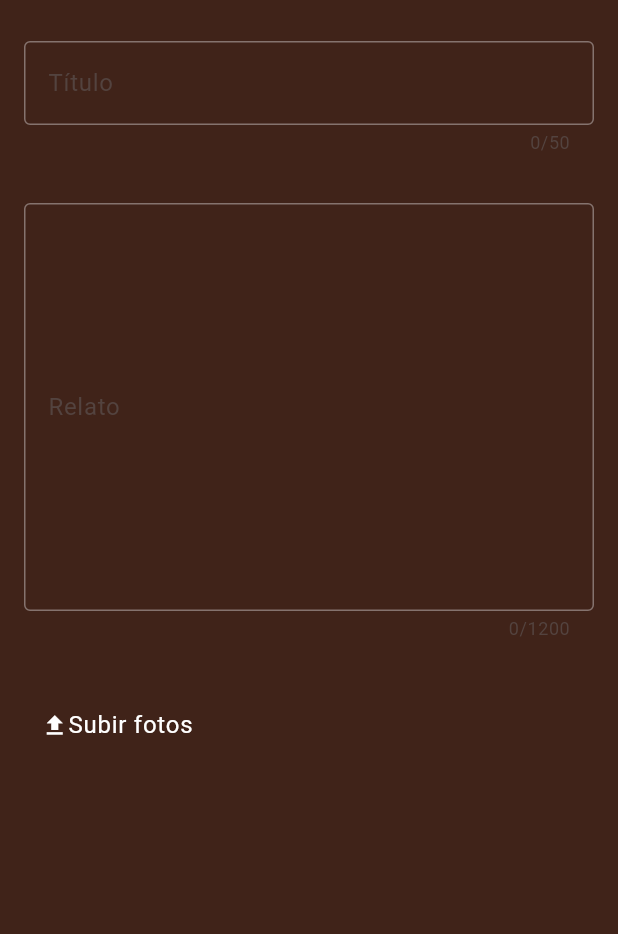
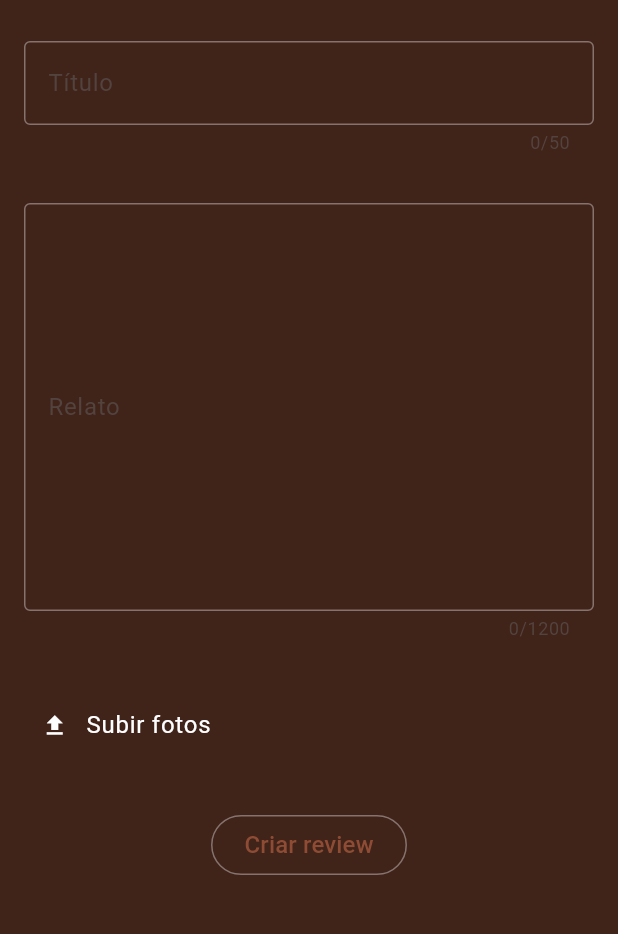
Before and after one commit to JoVi0li/kikagada, a Flutter app: the screen it shows once a user with an empty profile is signed in, after a tap on the "add" icon, on a phone screen of 412 x 824 dp, the part 73-1007 px from its top. Run offline on Flutter 3.47's test engine with Material 2 defaults, Android fonts, the phone set to English and light mode, and no system bars; our stand-ins replace cloud_firestore, file_picker, firebase_auth, firebase_core, firebase_storage, flutter_svg and 3 more; accounts and stored records are empty; network calls fail; project files that could hold a hidden picture were left out.

Commit message:
feat: create review implemented

```diff
--- a/lib/modules/review/external/extensions/review_entity_extension.dart
+++ b/lib/modules/review/external/extensions/review_entity_extension.dart
@@ -5,8 +5,8 @@ extension ReviewEntityExtension on ReviewEntity {
     return {
       'id': review.id,
       'authorId': review.authorId,
-      'createdAt': review.createdAt,
-      'updatedAt': review.updatedAt,
+      'createdAt': review.createdAt.toString(),
+      'updatedAt': review.updatedAt.toString(),
       'title': review.title,
       'body': review.body,
       'photos': review.photos,
--- /dev/null
+++ b/lib/modules/review/presenter/components/selected_files_preview_component.dart
@@ -0,0 +1,36 @@
+import 'dart:io';
+
+import 'package:flutter/material.dart';
+
+class SelectedFilesPreviewComponent extends StatelessWidget {
+  const SelectedFilesPreviewComponent({super.key, required this.files});
+
+  final List<File> files;
+
+  @override
+  Widget build(BuildContext context) {
+    if (files.isEmpty) return Container();
+    return SizedBox(
+      width: MediaQuery.sizeOf(context).width,
+      height: 70,
+      child: ListView.builder(
+        scrollDirection: Axis.vertical,
+        itemCount: files.length,
+        itemBuilder: (ctx, index) {
+          final filePath = files[index].path;
+          final fileNameStartAter = filePath.lastIndexOf('/') + 1;
+          final fileName = files[index].path.substring(
+                fileNameStartAter,
+                filePath.length - 1,
+              );
+          return ListTile(
+            title: Text(
+              fileName,
+              style: Theme.of(context).textTheme.bodyLarge,
+            ),
+          );
+        },
+      ),
+    );
+  }
+}
--- a/lib/modules/review/presenter/controllers/create_review_controller.dart
+++ b/lib/modules/review/presenter/controllers/create_review_controller.dart
@@ -2,11 +2,12 @@ import 'dart:io';
 
 import 'package:file_picker/file_picker.dart';
 import 'package:flutter/material.dart';
-import 'package:flutter/widgets.dart';
 import 'package:kikagada/modules/review/domain/errors/review_errors.dart';
+import 'package:kikagada/shared/components/error_dialog_component.dart';
 import 'package:permission_handler/permission_handler.dart';
 
 abstract interface class ICreateReviewController {
+  late final GlobalKey<FormState> formKey;
   late final TextEditingController titleController;
   late final TextEditingController bodyController;
   late List<File> photos;
@@ -15,11 +16,15 @@ abstract interface class ICreateReviewController {
   Future<(List<File>? photos, ReviewError? error)> pickPhotos(
     BuildContext context,
   );
+  String? validator(String field, String? value);
+  Future<bool> photosValidator(BuildContext context);
 }
 
 class CreateReviewController implements ICreateReviewController {
   CreateReviewController();
 
+  @override
+  late GlobalKey<FormState> formKey;
   @override
   late final TextEditingController titleController;
   @override
@@ -29,6 +34,7 @@ class CreateReviewController implements ICreateReviewController {
 
   @override
   void initController() {
+    formKey = GlobalKey<FormState>();
     titleController = TextEditingController();
     bodyController = TextEditingController();
     photos = [];
@@ -90,4 +96,31 @@ class CreateReviewController implements ICreateReviewController {
   Future<PermissionStatus> askPermissionToAccessPhoto() async {
     return await Permission.photos.request();
   }
+
+  @override
+  String? validator(String field, String? value) {
+    if (value == null || value.isEmpty) {
+      return 'Informe um $field para sua review';
+    }
+
+    if (value.length < 3) {
+      return 'O $field precisa de ao menos 3 caracteres';
+    }
+
+    return null;
+  }
+
+  @override
+  Future<bool> photosValidator(BuildContext context) async {
+    if (photos.isEmpty) {
+      await showDialog(
+        context: context,
+        builder: (ctx) => const ErrorDialogComponent(
+            errorMessage: 'Selecione ao menos uma foto para a review'),
+      );
+      return false;
+    }
+
+    return true;
+  }
 }
--- a/lib/modules/review/presenter/screens/create_review_screen.dart
+++ b/lib/modules/review/presenter/screens/create_review_screen.dart
@@ -1,7 +1,15 @@
 import 'package:flutter/material.dart';
+import 'package:get_it/get_it.dart';
+import 'package:kikagada/modules/review/domain/entities/review_entity.dart';
 import 'package:kikagada/modules/review/presenter/controllers/create_review_controller.dart';
+import 'package:kikagada/modules/review/presenter/states/create_review_state.dart';
+import 'package:kikagada/modules/review/presenter/stores/create_review_store.dart';
+import 'package:kikagada/modules/review/presenter/widgets/create_review_widgets/create_review_error_widget.dart';
+import 'package:kikagada/modules/review/presenter/widgets/create_review_widgets/create_review_initial_widget.dart';
+import 'package:kikagada/modules/review/presenter/widgets/create_review_widgets/create_review_loading_widget.dart';
+import 'package:kikagada/modules/review/presenter/widgets/create_review_widgets/create_review_success_widget.dart';
 import 'package:kikagada/shared/components/app_bar_component.dart';
-import 'package:kikagada/shared/components/error_dialog_component.dart';
+import 'package:uuid/uuid.dart';
 
 class CreateReviewScreen extends StatefulWidget {
   const CreateReviewScreen({super.key});
@@ -11,32 +19,40 @@ class CreateReviewScreen extends StatefulWidget {
 }
 
 class _CreateReviewScreenState extends State<CreateReviewScreen> {
+  late final GetIt _getIt;
   late final ICreateReviewController _controller;
+  late final ICreateReviewStore _store;
 
   @override
   void initState() {
     super.initState();
+    _getIt = GetIt.I;
     _controller = CreateReviewController();
     _controller.initController();
+    _store = _getIt<ICreateReviewStore>();
   }
 
   @override
   void dispose() {
     super.dispose();
     _controller.disposeController();
+    _getIt.resetLazySingleton<ICreateReviewStore>();
   }
 
-  Future<void> pickImages(BuildContext context) async {
-    final (_, error) = await _controller.pickPhotos(context);
-
-    setState(() {});
-
-    if (error != null) {
-      showDialog(
-        context: context,
-        builder: (ctx) => ErrorDialogComponent(errorMessage: error.error),
-      );
-    }
+  Future<void> createReview() async {
+    const uuid = Uuid();
+    final date = DateTime.now();
+    if (!(_controller.formKey.currentState!.validate())) return;
+    final review = ReviewEntity(
+      id: uuid.v4(),
+      authorId: '',
+      createdAt: date,
+      updatedAt: date,
+      title: _controller.titleController.text,
+      body: _controller.bodyController.text,
+      photos: _controller.photos.map((file) => file.path).toList(),
+    );
+    await _store.createReview(review);
   }
 
   @override
@@ -49,71 +65,28 @@ class _CreateReviewScreenState extends State<CreateReviewScreen> {
           hasBackButton: true,
         ),
       ),
-      body: SingleChildScrollView(
-        padding: const EdgeInsets.all(16),
-        child: Form(
-          child: Column(
-            children: [
-              TextFormField(
-                controller: _controller.titleController,
-                style: Theme.of(context)
-                    .textTheme
-                    .bodyLarge
-                    ?.copyWith(color: Colors.white),
-                maxLength: 50,
-                decoration: const InputDecoration(
-                  border: OutlineInputBorder(),
-                  labelText: 'Título',
-                ),
-              ),
-              const SizedBox(height: 32),
-              TextFormField(
-                controller: _controller.bodyController,
-                style: Theme.of(context)
-                    .textTheme
-                    .bodyLarge
-                    ?.copyWith(color: Colors.white),
-                maxLines: 10,
-                maxLength: 1200,
-                decoration: const InputDecoration(
-                  border: OutlineInputBorder(),
-                  labelText: 'Relato',
-                ),
-              ),
-              const SizedBox(height: 32),
-              TextButton(
-                onPressed: () async => await pickImages(context),
-                child: Row(
-                  children: [
-                    const Icon(
-                      Icons.upload,
-                      color: Colors.white,
-                    ),
-                    Text(
-                      'Subir fotos',
-                      style: Theme.of(context)
-                          .textTheme
-                          .bodyLarge
-                          ?.copyWith(color: Colors.white),
-                    ),
-                  ],
-                ),
-              ),
-              SizedBox(
-                width: MediaQuery.sizeOf(context).width,
-                height: 200,
-                child: ListView.builder(
-                  scrollDirection: Axis.vertical,
-                  itemCount: _controller.photos.length,
-                  itemBuilder: (ctx, index) {
-                    return ListTile(
-                        title: Text(_controller.photos[index].path));
-                  },
-                ),
-              ),
-            ],
-          ),
-        ),
+      body: ValueListenableBuilder(
+        valueListenable: _store,
+        builder: (ctx, state, widget) {
+          switch (state) {
+            case CreateReviewInitialState():
+              return CreateReviewInitialWidget(
+                _controller,
+                onPressed: createReview,
+              );
+            case CreateReviewLoadingState():
+              return const CreateReviewLoadingWidget();
+            case CreateReviewSuccessState():
+              return const CreateReviewSuccessWidget();
+            case CreateReviewErrorState():
+              return CreateReviewErrorWidget(error: state.error);
+            default:
+              return CreateReviewInitialWidget(
+                _controller,
+                onPressed: createReview,
+              );
+          }
+        },
       ),
     );
   }
--- a/lib/modules/review/presenter/screens/feed_screen.dart
+++ b/lib/modules/review/presenter/screens/feed_screen.dart
@@ -59,7 +59,6 @@ class _FeedScreenState extends State<FeedScreen> {
                       context,
                       reviewId,
                     );
-                    debugPrint(reviewId + ' reviewId');
                   },
                 );
               case FeedErrorState():
--- /dev/null
+++ b/lib/modules/review/presenter/states/create_review_state.dart
@@ -0,0 +1,18 @@
+import 'package:kikagada/modules/review/domain/entities/review_entity.dart';
+import 'package:kikagada/modules/review/domain/errors/review_errors.dart';
+
+abstract base class CreateReviewState {}
+
+final class CreateReviewInitialState extends CreateReviewState {}
+
+final class CreateReviewLoadingState extends CreateReviewState {}
+
+final class CreateReviewSuccessState extends CreateReviewState {
+  CreateReviewSuccessState({required this.review});
+  final ReviewEntity review;
+}
+
+final class CreateReviewErrorState extends CreateReviewState {
+  CreateReviewErrorState({required this.error});
+  final ReviewError error;
+}
--- /dev/null
+++ b/lib/modules/review/presenter/stores/create_review_store.dart
@@ -0,0 +1,56 @@
+import 'package:flutter/foundation.dart';
+import 'package:kikagada/modules/review/domain/entities/review_entity.dart';
+import 'package:kikagada/modules/review/domain/errors/review_errors.dart';
+import 'package:kikagada/modules/review/domain/usecases/create_review_usecase/create_review_usecase.dart';
+import 'package:kikagada/modules/review/domain/usecases/upload_photos_usecase/upload_photos_usecase.dart';
+import 'package:kikagada/modules/review/presenter/states/create_review_state.dart';
+
+abstract interface class ICreateReviewStore
+    extends ValueListenable<CreateReviewState> {
+  Future<void> createReview(ReviewEntity review);
+}
+
+final class CreateReviewStore extends ValueNotifier<CreateReviewState>
+    implements ICreateReviewStore {
+  CreateReviewStore(this._createReviewUsecase, this._uploadPhotosUsecase)
+      : super(CreateReviewInitialState());
+
+  final ICreateReviewUsecase _createReviewUsecase;
+  final IUploadPhotosUsecase _uploadPhotosUsecase;
+
+  @override
+  Future<void> createReview(ReviewEntity review) async {
+    value = CreateReviewLoadingState();
+
+    final (photos, uploadError) = await _uploadPhotosUsecase(review.photos);
+
+    if (uploadError != null) {
+      value = CreateReviewErrorState(error: uploadError);
+      return;
+    }
+
+    if (photos == null || photos.isEmpty) {
+      value = CreateReviewErrorState(
+        error: GenericReviewError(
+          error: 'Não foi possível realizar o upload das fotos',
+          message: null,
+        ),
+      );
+    }
+
+    final (success, error) =
+        await _createReviewUsecase(review.copyWith(photos: photos));
+
+    if (error != null) {
+      value = CreateReviewErrorState(error: error);
+      return;
+    }
+
+    if (success != null) {
+      value = CreateReviewSuccessState(review: review);
+      return;
+    }
+
+    value = CreateReviewInitialState();
+  }
+}
--- /dev/null
+++ b/lib/modules/review/presenter/widgets/create_review_widgets/create_review_initial_widget.dart
@@ -0,0 +1,97 @@
+import 'package:flutter/material.dart';
+import 'package:kikagada/modules/review/presenter/components/selected_files_preview_component.dart';
+import 'package:kikagada/modules/review/presenter/controllers/create_review_controller.dart';
+import 'package:kikagada/shared/components/error_dialog_component.dart';
+
+class CreateReviewInitialWidget extends StatefulWidget {
+  const CreateReviewInitialWidget(this._controller,
+      {super.key, required this.onPressed});
+
+  final ICreateReviewController _controller;
+
+  final void Function() onPressed;
+
+  @override
+  State<CreateReviewInitialWidget> createState() =>
+      _CreateReviewInitialWidgetState();
+}
+
+class _CreateReviewInitialWidgetState extends State<CreateReviewInitialWidget> {
+  Future<void> pickImages(BuildContext context) async {
+    final (_, error) = await widget._controller.pickPhotos(context);
+
+    setState(() {});
+
+    if (error != null) {
+      showDialog(
+        context: context,
+        builder: (ctx) => ErrorDialogComponent(errorMessage: error.error),
+      );
+    }
+  }
+
+  @override
+  Widget build(BuildContext context) {
+    return SingleChildScrollView(
+      padding: const EdgeInsets.all(16),
+      child: Form(
+        key: widget._controller.formKey,
+        child: Column(
+          children: [
+            TextFormField(
+              maxLines: 1,
+              maxLength: 50,
+              controller: widget._controller.titleController,
+              validator: (value) =>
+                  widget._controller.validator('título', value),
+              style: Theme.of(context).textTheme.bodyLarge,
+              decoration: const InputDecoration(
+                border: OutlineInputBorder(),
+                labelText: 'Título',
+              ),
+            ),
+            const SizedBox(height: 32),
+            TextFormField(
+              maxLines: 10,
+              maxLength: 1200,
+              controller: widget._controller.bodyController,
+              validator: (value) =>
+                  widget._controller.validator('relato', value),
+              style: Theme.of(context).textTheme.bodyLarge,
+              decoration: const InputDecoration(
+                border: OutlineInputBorder(),
+                labelText: 'Relato',
+              ),
+            ),
+            const SizedBox(height: 32),
+            TextButton(
+              onPressed: () async => await pickImages(context),
+              child: Row(
+                children: [
+                  const Icon(Icons.upload, color: Colors.white),
+                  const SizedBox(width: 12),
+                  Text(
+                    'Subir fotos',
+                    style: Theme.of(context).textTheme.bodyLarge,
+                  ),
+                ],
+              ),
+            ),
+            SelectedFilesPreviewComponent(files: widget._controller.photos),
+            const SizedBox(height: 32),
+            OutlinedButton(
+              onPressed: () async {
+                if (!await (widget._controller.photosValidator(context))) {
+                  return;
+                }
+
+                widget.onPressed();
+              },
+              child: const Text('Criar review'),
+            ),
+          ],
+        ),
+      ),
+    );
+  }
+}
--- a/lib/shared/inject/inject.dart
+++ b/lib/shared/inject/inject.dart
@@ -16,9 +16,11 @@ import 'package:kikagada/modules/review/domain/usecases/get_photos_download_url_
 import 'package:kikagada/modules/review/domain/usecases/get_review_by_id_usecase/get_review_by_id.dart';
 import 'package:kikagada/modules/review/domain/usecases/get_reviews_usecase/get_reviews_usecase.dart';
 import 'package:kikagada/modules/review/domain/usecases/update_review_usecase/update_review_usecase.dart';
+import 'package:kikagada/modules/review/domain/usecases/upload_photos_usecase/upload_photos_usecase.dart';
 import 'package:kikagada/modules/review/external/datasources/firebase_review_datasource.dart';
 import 'package:kikagada/modules/review/infra/datasources/review_datasource.dart';
 import 'package:kikagada/modules/review/infra/repositories/review_repository.dart';
+import 'package:kikagada/modules/review/presenter/stores/create_review_store.dart';
 import 'package:kikagada/modules/review/presenter/stores/feed_store.dart';
 import 'package:kikagada/modules/review/presenter/stores/review_details_store.dart';
 
@@ -63,9 +65,13 @@ final class Inject {
         () => GetReviewsUsecase(repository: _getIt()));
     _getIt.registerLazySingleton<IGetPhotosDownloadURL>(
         () => GetPhotosDownloadURL(repository: _getIt()));
+    _getIt.registerLazySingleton<IUploadPhotosUsecase>(
+        () => UploadPhotosUsecase(repository: _getIt()));
     _getIt.registerLazySingleton<IReviewDetailsStore>(
         () => ReviewDetailsStore(_getIt(), _getIt(), _getIt()));
     _getIt.registerLazySingleton<IFeedStore>(() => FeedStore(_getIt()));
+    _getIt.registerLazySingleton<ICreateReviewStore>(
+        () => CreateReviewStore(_getIt(), _getIt()));
   }
 
   factory Inject.initialize() {
--- a/lib/shared/themes/text_theme.dart
+++ b/lib/shared/themes/text_theme.dart
@@ -18,6 +18,11 @@ class CustomTextTheme {
         color: Colors.white,
         fontWeight: FontWeight.w500,
       ),
+      bodyLarge: TextStyle(
+        fontSize: 16,
+        color: Colors.white,
+        fontWeight: FontWeight.normal
+      ),
     );
   }
 }
--- a/pubspec.yaml
+++ b/pubspec.yaml
@@ -21,6 +21,7 @@ dependencies:
   flutter_svg: ^2.0.7
   flutter_rating_bar: ^4.0.1
   permission_handler: ^11.0.1
+  uuid: ^4.1.0
 
 dev_dependencies:
   flutter_test:
```
Also changed, not shown: lib/modules/review/domain/usecases/upload_photos_usecase/upload_photos_usecase.dart (added, +17 -0 lines), lib/modules/review/external/datasources/firebase_review_datasource.dart (+7 -6 lines), lib/modules/review/presenter/widgets/create_review_widgets/create_review_error_widget.dart (added, +22 -0 lines), lib/modules/review/presenter/widgets/create_review_widgets/create_review_loading_widget.dart (added, +10 -0 lines), lib/modules/review/presenter/widgets/create_review_widgets/create_review_success_widget.dart (added, +10 -0 lines).
